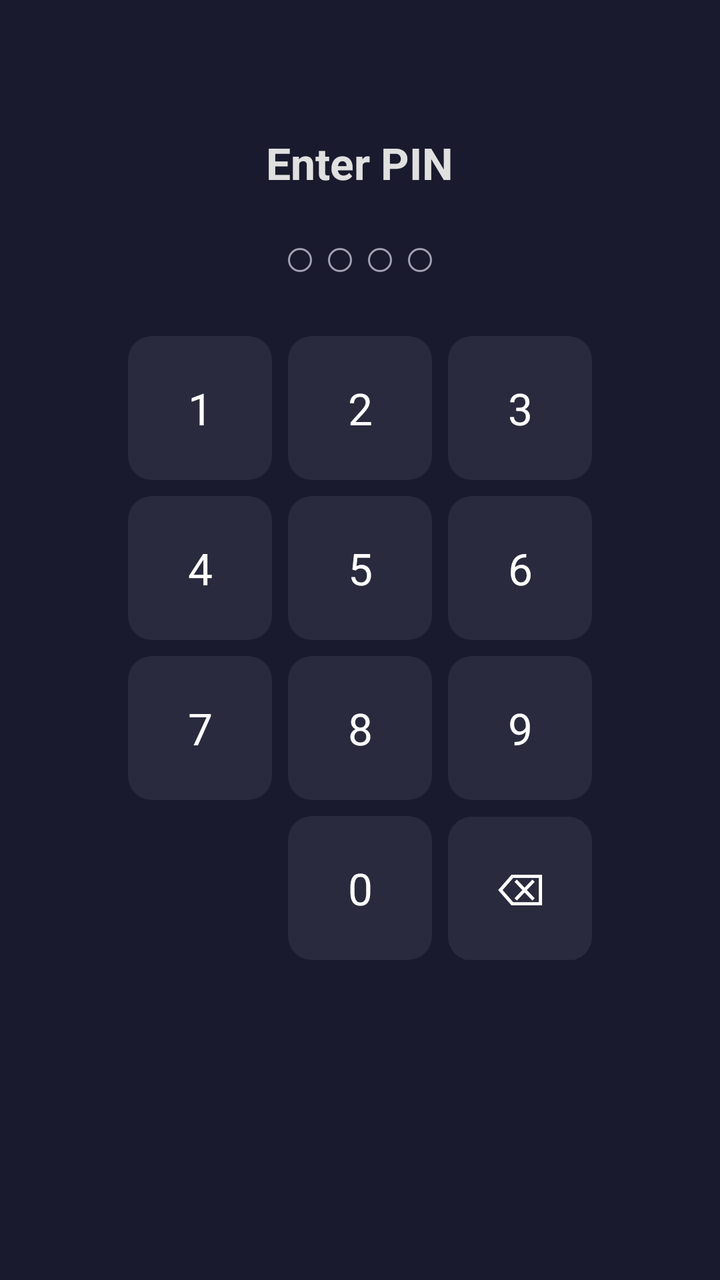
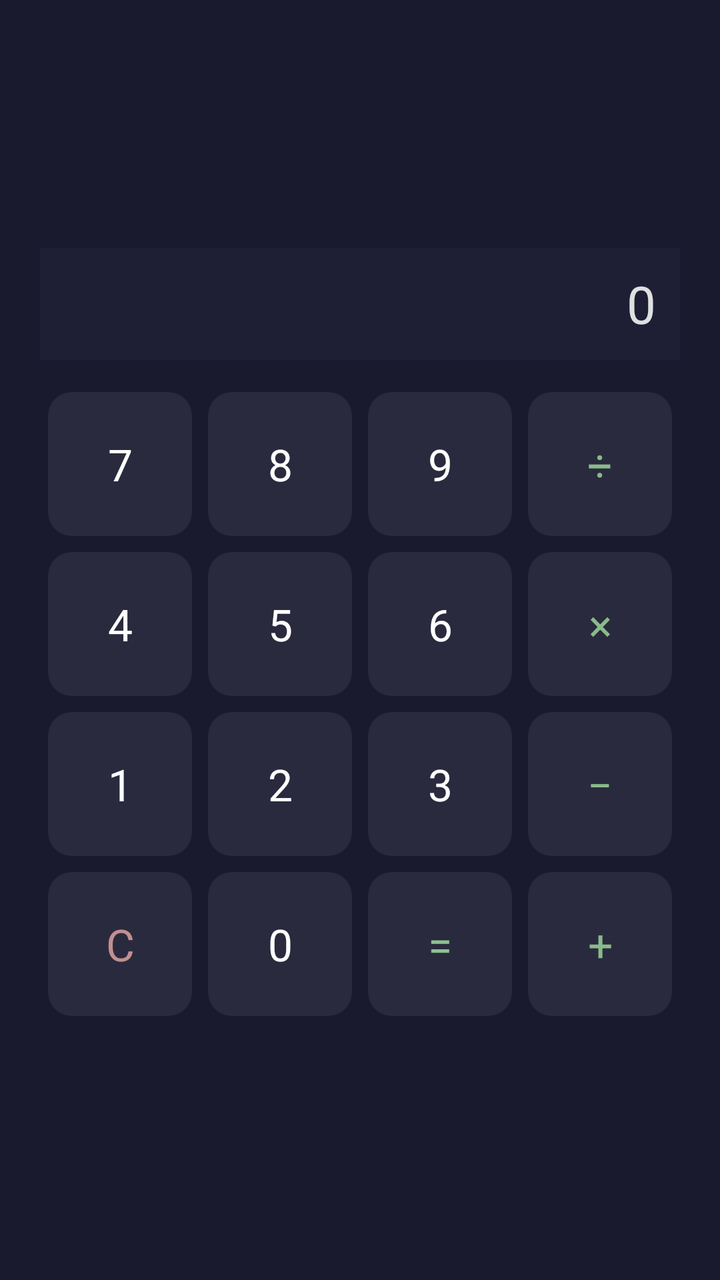

Compare the two renders of this Android layout. The source of the first and the diff that turns it into the second are given below.
<!-- AndroidManifest.xml: application theme Theme.WatchVibeControl -->
<!-- res/layout/activity_lock.xml -->
<?xml version="1.0" encoding="utf-8"?>
<LinearLayout
    xmlns:android="http://schemas.android.com/apk/res/android"
    android:layout_width="match_parent"
    android:layout_height="match_parent"
    android:orientation="vertical"
    android:gravity="center"
    android:padding="20dp"
    android:background="#1a1a2e">

    
    <View
        android:layout_width="match_parent"
        android:layout_height="0dp"
        android:layout_weight="0.25" />

    
    <TextView
        android:layout_width="wrap_content"
        android:layout_height="wrap_content"
        android:text="Enter PIN"
        android:textColor="#e0e0e0"
        android:textSize="22sp"
        android:textStyle="bold"
        android:layout_marginBottom="28dp" />

    
    <LinearLayout
        android:layout_width="wrap_content"
        android:layout_height="wrap_content"
        android:orientation="horizontal"
        android:gravity="center"
        android:layout_marginBottom="32dp">

        <View
            android:id="@+id/pinDot1"
            android:layout_width="12dp"
            android:layout_height="12dp"
            android:layout_marginEnd="8dp"
            android:background="@drawable/pin_dot_empty" />

        <View
            android:id="@+id/pinDot2"
            android:layout_width="12dp"
            android:layout_height="12dp"
            android:layout_marginEnd="8dp"
            android:background="@drawable/pin_dot_empty" />

        <View
            android:id="@+id/pinDot3"
            android:layout_width="12dp"
            android:layout_height="12dp"
            android:layout_marginEnd="8dp"
            android:background="@drawable/pin_dot_empty" />

        <View
            android:id="@+id/pinDot4"
            android:layout_width="12dp"
            android:layout_height="12dp"
            android:background="@drawable/pin_dot_empty" />
    </LinearLayout>

    
    <LinearLayout
        android:layout_width="wrap_content"
        android:layout_height="wrap_content"
        android:orientation="vertical"
        android:gravity="center">

        
        <LinearLayout
            android:layout_width="wrap_content"
            android:layout_height="wrap_content"
            android:orientation="horizontal"
            android:layout_marginBottom="8dp">

            <TextView
                android:id="@+id/keypad1"
                android:layout_width="72dp"
                android:layout_height="72dp"
                android:layout_marginEnd="8dp"
                android:gravity="center"
                android:text="1"
                android:textColor="#ffffff"
                android:textSize="22sp"
                android:clickable="true"
                android:focusable="true"
                android:background="@drawable/keypad_btn_bg" />

            <TextView
                android:id="@+id/keypad2"
                android:layout_width="72dp"
                android:layout_height="72dp"
                android:layout_marginEnd="8dp"
                android:gravity="center"
                android:text="2"
                android:textColor="#ffffff"
                android:textSize="22sp"
                android:clickable="true"
                android:focusable="true"
                android:background="@drawable/keypad_btn_bg" />

            <TextView
                android:id="@+id/keypad3"
                android:layout_width="72dp"
                android:layout_height="72dp"
                android:gravity="center"
                android:text="3"
                android:textColor="#ffffff"
                android:textSize="22sp"
                android:clickable="true"
                android:focusable="true"
                android:background="@drawable/keypad_btn_bg" />
        </LinearLayout>

        
        <LinearLayout
            android:layout_width="wrap_content"
            android:layout_height="wrap_content"
            android:orientation="horizontal"
            android:layout_marginBottom="8dp">

            <TextView
                android:id="@+id/keypad4"
                android:layout_width="72dp"
                android:layout_height="72dp"
                android:layout_marginEnd="8dp"
                android:gravity="center"
                android:text="4"
                android:textColor="#ffffff"
                android:textSize="22sp"
                android:clickable="true"
                android:focusable="true"
                android:background="@drawable/keypad_btn_bg" />

            <TextView
                android:id="@+id/keypad5"
                android:layout_width="72dp"
                android:layout_height="72dp"
                android:layout_marginEnd="8dp"
                android:gravity="center"
                android:text="5"
                android:textColor="#ffffff"
                android:textSize="22sp"
                android:clickable="true"
                android:focusable="true"
                android:background="@drawable/keypad_btn_bg" />

            <TextView
                android:id="@+id/keypad6"
                android:layout_width="72dp"
                android:layout_height="72dp"
                android:gravity="center"
                android:text="6"
                android:textColor="#ffffff"
                android:textSize="22sp"
                android:clickable="true"
                android:focusable="true"
                android:background="@drawable/keypad_btn_bg" />
        </LinearLayout>

        
        <LinearLayout
            android:layout_width="wrap_content"
            android:layout_height="wrap_content"
            android:orientation="horizontal"
            android:layout_marginBottom="8dp">

            <TextView
                android:id="@+id/keypad7"
                android:layout_width="72dp"
                android:layout_height="72dp"
                android:layout_marginEnd="8dp"
                android:gravity="center"
                android:text="7"
                android:textColor="#ffffff"
                android:textSize="22sp"
                android:clickable="true"
                android:focusable="true"
                android:background="@drawable/keypad_btn_bg" />

            <TextView
                android:id="@+id/keypad8"
                android:layout_width="72dp"
                android:layout_height="72dp"
                android:layout_marginEnd="8dp"
                android:gravity="center"
                android:text="8"
                android:textColor="#ffffff"
                android:textSize="22sp"
                android:clickable="true"
                android:focusable="true"
                android:background="@drawable/keypad_btn_bg" />

            <TextView
                android:id="@+id/keypad9"
                android:layout_width="72dp"
                android:layout_height="72dp"
                android:gravity="center"
                android:text="9"
                android:textColor="#ffffff"
                android:textSize="22sp"
                android:clickable="true"
                android:focusable="true"
                android:background="@drawable/keypad_btn_bg" />
        </LinearLayout>

        
        <LinearLayout
            android:layout_width="wrap_content"
            android:layout_height="wrap_content"
            android:orientation="horizontal">

            <View
                android:layout_width="72dp"
                android:layout_height="72dp"
                android:layout_marginEnd="8dp" />

            <TextView
                android:id="@+id/keypad0"
                android:layout_width="72dp"
                android:layout_height="72dp"
                android:layout_marginEnd="8dp"
                android:gravity="center"
                android:text="0"
                android:textColor="#ffffff"
                android:textSize="22sp"
                android:clickable="true"
                android:focusable="true"
                android:background="@drawable/keypad_btn_bg" />

            <TextView
                android:id="@+id/keypadDelete"
                android:layout_width="72dp"
                android:layout_height="72dp"
                android:gravity="center"
                android:text="⌫"
                android:textColor="#ffffff"
                android:textSize="22sp"
                android:clickable="true"
                android:focusable="true"
                android:background="@drawable/keypad_btn_bg" />
        </LinearLayout>
    </LinearLayout>

    
    <TextView
        android:id="@+id/lockErrorText"
        android:layout_width="wrap_content"
        android:layout_height="wrap_content"
        android:text="Wrong PIN"
        android:textColor="#e74c3c"
        android:textSize="14sp"
        android:layout_marginTop="16dp"
        android:visibility="gone" />

    
    <View
        android:layout_width="match_parent"
        android:layout_height="0dp"
        android:layout_weight="0.75" />

</LinearLayout>
<!-- resources referenced by this layout -->
<resources>
  <!-- drawable keypad_btn_bg (drawable) -->
  <?xml version="1.0" encoding="utf-8"?>
  <shape xmlns:android="http://schemas.android.com/apk/res/android" android:shape="rectangle">
      <corners android:radius="12dp" />
      <solid android:color="#2a2a3e" />
  </shape>
  <!-- drawable pin_dot_empty (drawable) -->
  <?xml version="1.0" encoding="utf-8"?>
  <shape xmlns:android="http://schemas.android.com/apk/res/android" android:shape="oval">
      <size android:width="12dp" android:height="12dp" />
      <solid android:color="#00000000" />
      <stroke android:width="1dp" android:color="#a0a0b0" />
  </shape>
  <style name="Theme.WatchVibeControl" parent="Theme.MaterialComponents.DayNight.NoActionBar">
          <item name="android:statusBarColor">#1a1a2e</item>
          <item name="android:windowLightStatusBar">false</item>
      </style>
</resources>

<!-- the commit's change to res/layout/activity_lock.xml (unified diff, before → after) -->
@@ -8,256 +8,57 @@
     android:padding="20dp"
     android:background="#1a1a2e">
 
-    
-    <View
-        android:layout_width="match_parent"
-        android:layout_height="0dp"
-        android:layout_weight="0.25" />
+    <View android:layout_width="match_parent" android:layout_height="0dp" android:layout_weight="0.20" />
 
     
     <TextView
-        android:layout_width="wrap_content"
-        android:layout_height="wrap_content"
-        android:text="Enter PIN"
+        android:id="@+id/calcDisplay"
+        android:layout_width="match_parent"
+        android:layout_height="56dp"
+        android:text="0"
         android:textColor="#e0e0e0"
-        android:textSize="22sp"
-        android:textStyle="bold"
-        android:layout_marginBottom="28dp" />
+        android:textSize="26sp"
+        android:gravity="end|center_vertical"
+        android:paddingEnd="12dp"
+        android:paddingStart="12dp"
+        android:background="#1e1e35"
+        android:maxLines="1"
+        android:layout_marginBottom="16dp" />
 
     
-    <LinearLayout
-        android:layout_width="wrap_content"
-        android:layout_height="wrap_content"
-        android:orientation="horizontal"
-        android:gravity="center"
-        android:layout_marginBottom="32dp">
 
-        <View
-            android:id="@+id/pinDot1"
-            android:layout_width="12dp"
-            android:layout_height="12dp"
-            android:layout_marginEnd="8dp"
-            android:background="@drawable/pin_dot_empty" />
-
-        <View
-            android:id="@+id/pinDot2"
-            android:layout_width="12dp"
-            android:layout_height="12dp"
-            android:layout_marginEnd="8dp"
-            android:background="@drawable/pin_dot_empty" />
-
-        <View
-            android:id="@+id/pinDot3"
-            android:layout_width="12dp"
-            android:layout_height="12dp"
-            android:layout_marginEnd="8dp"
-            android:background="@drawable/pin_dot_empty" />
-
-        <View
-            android:id="@+id/pinDot4"
-            android:layout_width="12dp"
-            android:layout_height="12dp"
-            android:background="@drawable/pin_dot_empty" />
+    
+    <LinearLayout android:layout_width="wrap_content" android:layout_height="wrap_content" android:orientation="horizontal" android:layout_marginBottom="8dp">
+        <TextView android:id="@+id/key7" android:layout_width="72dp" android:layout_height="72dp" android:layout_marginEnd="8dp" android:gravity="center" android:text="7" android:textColor="#ffffff" android:textSize="22sp" android:clickable="true" android:focusable="true" android:background="@drawable/keypad_btn_bg" />
+        <TextView android:id="@+id/key8" android:layout_width="72dp" android:layout_height="72dp" android:layout_marginEnd="8dp" android:gravity="center" android:text="8" android:textColor="#ffffff" android:textSize="22sp" android:clickable="true" android:focusable="true" android:background="@drawable/keypad_btn_bg" />
+        <TextView android:id="@+id/key9" android:layout_width="72dp" android:layout_height="72dp" android:layout_marginEnd="8dp" android:gravity="center" android:text="9" android:textColor="#ffffff" android:textSize="22sp" android:clickable="true" android:focusable="true" android:background="@drawable/keypad_btn_bg" />
+        <TextView android:id="@+id/keyDiv" android:layout_width="72dp" android:layout_height="72dp" android:gravity="center" android:text="÷" android:textColor="#8aba8a" android:textSize="22sp" android:clickable="true" android:focusable="true" android:background="@drawable/keypad_btn_bg" />
     </LinearLayout>
 
     
-    <LinearLayout
-        android:layout_width="wrap_content"
-        android:layout_height="wrap_content"
-        android:orientation="vertical"
-        android:gravity="center">
-
-        
-        <LinearLayout
-            android:layout_width="wrap_content"
-            android:layout_height="wrap_content"
-            android:orientation="horizontal"
-            android:layout_marginBottom="8dp">
-
-            <TextView
-                android:id="@+id/keypad1"
-                android:layout_width="72dp"
-                android:layout_height="72dp"
-                android:layout_marginEnd="8dp"
-                android:gravity="center"
-                android:text="1"
-                android:textColor="#ffffff"
-                android:textSize="22sp"
-                android:clickable="true"
-                android:focusable="true"
-                android:background="@drawable/keypad_btn_bg" />
-
-            <TextView
-                android:id="@+id/keypad2"
-                android:layout_width="72dp"
-                android:layout_height="72dp"
-                android:layout_marginEnd="8dp"
-                android:gravity="center"
-                android:text="2"
-                android:textColor="#ffffff"
-                android:textSize="22sp"
-                android:clickable="true"
-                android:focusable="true"
-                android:background="@drawable/keypad_btn_bg" />
-
-            <TextView
-                android:id="@+id/keypad3"
-                android:layout_width="72dp"
-                android:layout_height="72dp"
-                android:gravity="center"
-                android:text="3"
-                android:textColor="#ffffff"
-                android:textSize="22sp"
-                android:clickable="true"
-                android:focusable="true"
-                android:background="@drawable/keypad_btn_bg" />
-        </LinearLayout>
-
-        
-        <LinearLayout
-            android:layout_width="wrap_content"
-            android:layout_height="wrap_content"
-            android:orientation="horizontal"
-            android:layout_marginBottom="8dp">
-
-            <TextView
-                android:id="@+id/keypad4"
-                android:layout_width="72dp"
-                android:layout_height="72dp"
-                android:layout_marginEnd="8dp"
-                android:gravity="center"
-                android:text="4"
-                android:textColor="#ffffff"
-                android:textSize="22sp"
-                android:clickable="true"
-                android:focusable="true"
-                android:background="@drawable/keypad_btn_bg" />
-
-            <TextView
-                android:id="@+id/keypad5"
-                android:layout_width="72dp"
-                android:layout_height="72dp"
-                android:layout_marginEnd="8dp"
-                android:gravity="center"
-                android:text="5"
-                android:textColor="#ffffff"
-                android:textSize="22sp"
-                android:clickable="true"
-                android:focusable="true"
-                android:background="@drawable/keypad_btn_bg" />
-
-            <TextView
-                android:id="@+id/keypad6"
-                android:layout_width="72dp"
-                android:layout_height="72dp"
-                android:gravity="center"
-                android:text="6"
-                android:textColor="#ffffff"
-                android:textSize="22sp"
-                android:clickable="true"
-                android:focusable="true"
-                android:background="@drawable/keypad_btn_bg" />
-        </LinearLayout>
-
-        
-        <LinearLayout
-            android:layout_width="wrap_content"
-            android:layout_height="wrap_content"
-            android:orientation="horizontal"
-            android:layout_marginBottom="8dp">
-
-            <TextView
-                android:id="@+id/keypad7"
-                android:layout_width="72dp"
-                android:layout_height="72dp"
-                android:layout_marginEnd="8dp"
-                android:gravity="center"
-                android:text="7"
-                android:textColor="#ffffff"
-                android:textSize="22sp"
-                android:clickable="true"
-                android:focusable="true"
-                android:background="@drawable/keypad_btn_bg" />
-
-            <TextView
-                android:id="@+id/keypad8"
-                android:layout_width="72dp"
-                android:layout_height="72dp"
-                android:layout_marginEnd="8dp"
-                android:gravity="center"
-                android:text="8"
-                android:textColor="#ffffff"
-                android:textSize="22sp"
-                android:clickable="true"
-                android:focusable="true"
-                android:background="@drawable/keypad_btn_bg" />
-
-            <TextView
-                android:id="@+id/keypad9"
-                android:layout_width="72dp"
-                android:layout_height="72dp"
-                android:gravity="center"
-                android:text="9"
-                android:textColor="#ffffff"
-                android:textSize="22sp"
-                android:clickable="true"
-                android:focusable="true"
-                android:background="@drawable/keypad_btn_bg" />
-        </LinearLayout>
-
-        
-        <LinearLayout
-            android:layout_width="wrap_content"
-            android:layout_height="wrap_content"
-            android:orientation="horizontal">
-
-            <View
-                android:layout_width="72dp"
-                android:layout_height="72dp"
-                android:layout_marginEnd="8dp" />
-
-            <TextView
-                android:id="@+id/keypad0"
-                android:layout_width="72dp"
-                android:layout_height="72dp"
-                android:layout_marginEnd="8dp"
-                android:gravity="center"
-                android:text="0"
-                android:textColor="#ffffff"
-                android:textSize="22sp"
-                android:clickable="true"
-                android:focusable="true"
-                android:background="@drawable/keypad_btn_bg" />
-
-            <TextView
-                android:id="@+id/keypadDelete"
-                android:layout_width="72dp"
-                android:layout_height="72dp"
-                android:gravity="center"
-                android:text="⌫"
-                android:textColor="#ffffff"
-                android:textSize="22sp"
-                android:clickable="true"
-                android:focusable="true"
-                android:background="@drawable/keypad_btn_bg" />
-        </LinearLayout>
+    <LinearLayout android:layout_width="wrap_content" android:layout_height="wrap_content" android:orientation="horizontal" android:layout_marginBottom="8dp">
+        <TextView android:id="@+id/key4" android:layout_width="72dp" android:layout_height="72dp" android:layout_marginEnd="8dp" android:gravity="center" android:text="4" android:textColor="#ffffff" android:textSize="22sp" android:clickable="true" android:focusable="true" android:background="@drawable/keypad_btn_bg" />
+        <TextView android:id="@+id/key5" android:layout_width="72dp" android:layout_height="72dp" android:layout_marginEnd="8dp" android:gravity="center" android:text="5" android:textColor="#ffffff" android:textSize="22sp" android:clickable="true" android:focusable="true" android:background="@drawable/keypad_btn_bg" />
+        <TextView android:id="@+id/key6" android:layout_width="72dp" android:layout_height="72dp" android:layout_marginEnd="8dp" android:gravity="center" android:text="6" android:textColor="#ffffff" android:textSize="22sp" android:clickable="true" android:focusable="true" android:background="@drawable/keypad_btn_bg" />
+        <TextView android:id="@+id/keyMul" android:layout_width="72dp" android:layout_height="72dp" android:gravity="center" android:text="×" android:textColor="#8aba8a" android:textSize="22sp" android:clickable="true" android:focusable="true" android:background="@drawable/keypad_btn_bg" />
     </LinearLayout>
 
     
-    <TextView
-        android:id="@+id/lockErrorText"
-        android:layout_width="wrap_content"
-        android:layout_height="wrap_content"
-        android:text="Wrong PIN"
-        android:textColor="#e74c3c"
-        android:textSize="14sp"
-        android:layout_marginTop="16dp"
-        android:visibility="gone" />
+    <LinearLayout android:layout_width="wrap_content" android:layout_height="wrap_content" android:orientation="horizontal" android:layout_marginBottom="8dp">
+        <TextView android:id="@+id/key1" android:layout_width="72dp" android:layout_height="72dp" android:layout_marginEnd="8dp" android:gravity="center" android:text="1" android:textColor="#ffffff" android:textSize="22sp" android:clickable="true" android:focusable="true" android:background="@drawable/keypad_btn_bg" />
+        <TextView android:id="@+id/key2" android:layout_width="72dp" android:layout_height="72dp" android:layout_marginEnd="8dp" android:gravity="center" android:text="2" android:textColor="#ffffff" android:textSize="22sp" android:clickable="true" android:focusable="true" android:background="@drawable/keypad_btn_bg" />
+        <TextView android:id="@+id/key3" android:layout_width="72dp" android:layout_height="72dp" android:layout_marginEnd="8dp" android:gravity="center" android:text="3" android:textColor="#ffffff" android:textSize="22sp" android:clickable="true" android:focusable="true" android:background="@drawable/keypad_btn_bg" />
+        <TextView android:id="@+id/keySub" android:layout_width="72dp" android:layout_height="72dp" android:gravity="center" android:text="−" android:textColor="#8aba8a" android:textSize="22sp" android:clickable="true" android:focusable="true" android:background="@drawable/keypad_btn_bg" />
+    </LinearLayout>
 
     
-    <View
-        android:layout_width="match_parent"
-        android:layout_height="0dp"
-        android:layout_weight="0.75" />
+    <LinearLayout android:layout_width="wrap_content" android:layout_height="wrap_content" android:orientation="horizontal" android:layout_marginBottom="8dp">
+        <TextView android:id="@+id/keyClear" android:layout_width="72dp" android:layout_height="72dp" android:layout_marginEnd="8dp" android:gravity="center" android:text="C" android:textColor="#c09090" android:textSize="22sp" android:clickable="true" android:focusable="true" android:background="@drawable/keypad_btn_bg" />
+        <TextView android:id="@+id/key0" android:layout_width="72dp" android:layout_height="72dp" android:layout_marginEnd="8dp" android:gravity="center" android:text="0" android:textColor="#ffffff" android:textSize="22sp" android:clickable="true" android:focusable="true" android:background="@drawable/keypad_btn_bg" />
+        <TextView android:id="@+id/keyEq" android:layout_width="72dp" android:layout_height="72dp" android:layout_marginEnd="8dp" android:gravity="center" android:text="=" android:textColor="#90c090" android:textSize="22sp" android:clickable="true" android:focusable="true" android:background="@drawable/keypad_btn_bg" />
+        <TextView android:id="@+id/keyAdd" android:layout_width="72dp" android:layout_height="72dp" android:gravity="center" android:text="+" android:textColor="#8aba8a" android:textSize="22sp" android:clickable="true" android:focusable="true" android:background="@drawable/keypad_btn_bg" />
+    </LinearLayout>
+
+    <View android:layout_width="match_parent" android:layout_height="0dp" android:layout_weight="0.20" />
 
 </LinearLayout>
<!-- resource entries referenced after the edit -->
@@ -6,13 +6,6 @@
       <corners android:radius="12dp" />
       <solid android:color="#2a2a3e" />
   </shape>
-  <!-- drawable pin_dot_empty (drawable) -->
-  <?xml version="1.0" encoding="utf-8"?>
-  <shape xmlns:android="http://schemas.android.com/apk/res/android" android:shape="oval">
-      <size android:width="12dp" android:height="12dp" />
-      <solid android:color="#00000000" />
-      <stroke android:width="1dp" android:color="#a0a0b0" />
-  </shape>
   <style name="Theme.WatchVibeControl" parent="Theme.MaterialComponents.DayNight.NoActionBar">
           <item name="android:statusBarColor">#1a1a2e</item>
           <item name="android:windowLightStatusBar">false</item>
